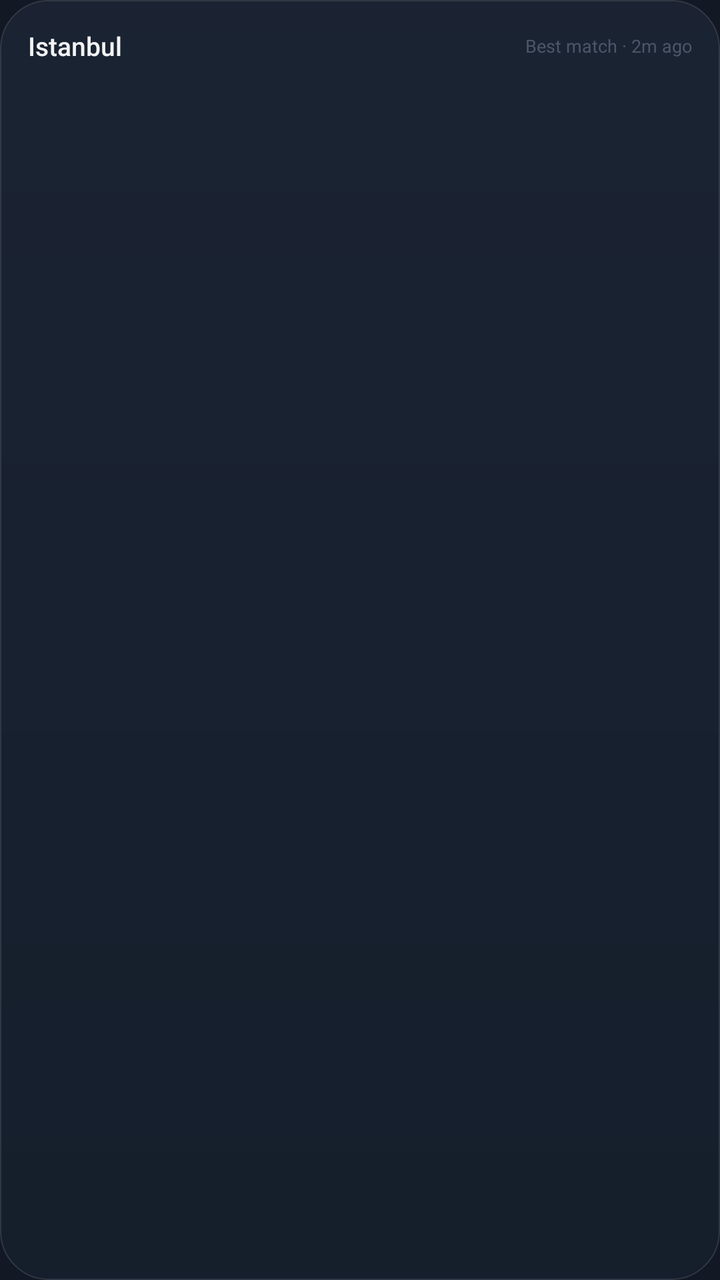
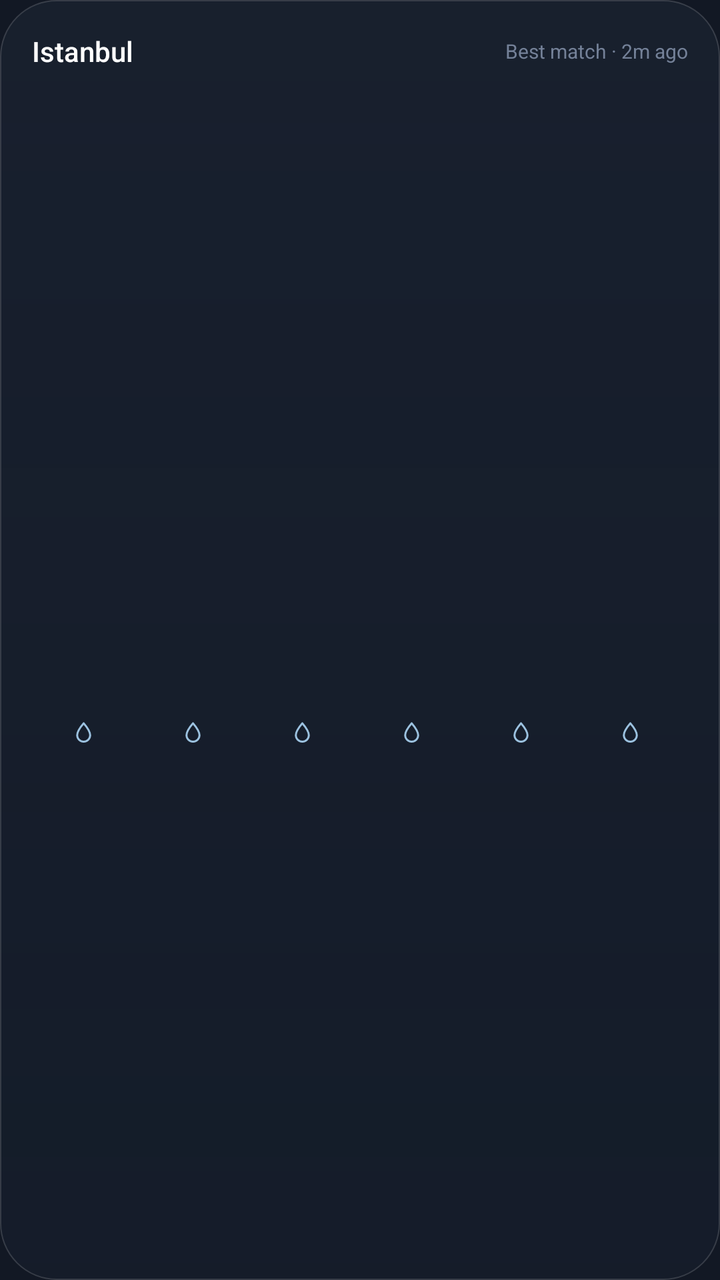

Compare the two renders of this Android layout. The source of the first and the diff that turns it into the second are given below.
<!-- AndroidManifest.xml: application theme Theme.Atmos -->
<!-- res/layout/widget_hourly.xml -->
<?xml version="1.0" encoding="utf-8"?>
<LinearLayout xmlns:android="http://schemas.android.com/apk/res/android"
    android:id="@+id/widget_root"
    android:layout_width="match_parent"
    android:layout_height="match_parent"
    android:background="@drawable/widget_bg"
    android:orientation="vertical"
    android:padding="14dp">

    <LinearLayout
        android:layout_width="match_parent"
        android:layout_height="wrap_content"
        android:gravity="center_vertical"
        android:orientation="horizontal"
        android:paddingBottom="8dp">

        <TextView
            android:id="@+id/widget_location"
            android:layout_width="0dp"
            android:layout_height="wrap_content"
            android:layout_weight="1"
            android:ellipsize="end"
            android:fontFamily="sans-serif-medium"
            android:maxLines="1"
            android:text="Istanbul"
            android:textColor="#F2FFFFFF"
            android:textSize="13sp" />

        <TextView
            android:id="@+id/widget_updated"
            android:layout_width="wrap_content"
            android:layout_height="wrap_content"
            android:fontFamily="sans-serif"
            android:maxLines="1"
            android:text="Best match · 2m ago"
            android:textColor="#8A748198"
            android:textSize="9sp" />
    </LinearLayout>

    <LinearLayout
        android:layout_width="match_parent"
        android:layout_height="0dp"
        android:layout_weight="1"
        android:baselineAligned="false"
        android:orientation="horizontal">

        <LinearLayout
            android:layout_width="0dp"
            android:layout_height="match_parent"
            android:layout_weight="1"
            android:gravity="center"
            android:orientation="vertical">
            <TextView android:id="@+id/h0" style="@style/WidgetHour" />
            <ImageView android:id="@+id/i0" style="@style/WidgetIcon" />
            <TextView android:id="@+id/t0" style="@style/WidgetTemp" />
            <TextView android:id="@+id/p0" style="@style/WidgetProb" />
        </LinearLayout>

        <LinearLayout
            android:layout_width="0dp"
            android:layout_height="match_parent"
            android:layout_weight="1"
            android:gravity="center"
            android:orientation="vertical">
            <TextView android:id="@+id/h1" style="@style/WidgetHour" />
            <ImageView android:id="@+id/i1" style="@style/WidgetIcon" />
            <TextView android:id="@+id/t1" style="@style/WidgetTemp" />
            <TextView android:id="@+id/p1" style="@style/WidgetProb" />
        </LinearLayout>

        <LinearLayout
            android:layout_width="0dp"
            android:layout_height="match_parent"
            android:layout_weight="1"
            android:gravity="center"
            android:orientation="vertical">
            <TextView android:id="@+id/h2" style="@style/WidgetHour" />
            <ImageView android:id="@+id/i2" style="@style/WidgetIcon" />
            <TextView android:id="@+id/t2" style="@style/WidgetTemp" />
            <TextView android:id="@+id/p2" style="@style/WidgetProb" />
        </LinearLayout>

        <LinearLayout
            android:layout_width="0dp"
            android:layout_height="match_parent"
            android:layout_weight="1"
            android:gravity="center"
            android:orientation="vertical">
            <TextView android:id="@+id/h3" style="@style/WidgetHour" />
            <ImageView android:id="@+id/i3" style="@style/WidgetIcon" />
            <TextView android:id="@+id/t3" style="@style/WidgetTemp" />
            <TextView android:id="@+id/p3" style="@style/WidgetProb" />
        </LinearLayout>

        <LinearLayout
            android:layout_width="0dp"
            android:layout_height="match_parent"
            android:layout_weight="1"
            android:gravity="center"
            android:orientation="vertical">
            <TextView android:id="@+id/h4" style="@style/WidgetHour" />
            <ImageView android:id="@+id/i4" style="@style/WidgetIcon" />
            <TextView android:id="@+id/t4" style="@style/WidgetTemp" />
            <TextView android:id="@+id/p4" style="@style/WidgetProb" />
        </LinearLayout>

        <LinearLayout
            android:layout_width="0dp"
            android:layout_height="match_parent"
            android:layout_weight="1"
            android:gravity="center"
            android:orientation="vertical">
            <TextView android:id="@+id/h5" style="@style/WidgetHour" />
            <ImageView android:id="@+id/i5" style="@style/WidgetIcon" />
            <TextView android:id="@+id/t5" style="@style/WidgetTemp" />
            <TextView android:id="@+id/p5" style="@style/WidgetProb" />
        </LinearLayout>
    </LinearLayout>
</LinearLayout>
<!-- resources referenced by this layout -->
<resources>
  <!-- drawable widget_bg (drawable) -->
  <?xml version="1.0" encoding="utf-8"?>
  <shape xmlns:android="http://schemas.android.com/apk/res/android" android:shape="rectangle">
      <corners android:radius="24dp" />
      <gradient
          android:angle="270"
          android:startColor="#F21B2333"
          android:endColor="#F2151E2C" />
      <stroke android:width="0.8dp" android:color="#1FFFFFFF" />
  </shape>
  <style name="WidgetHour">
          <item name="android:layout_width">match_parent</item>
          <item name="android:layout_height">wrap_content</item>
          <item name="android:gravity">center</item>
          <item name="android:fontFamily">sans-serif-medium</item>
          <item name="android:textSize">10sp</item>
          <item name="android:textColor">#A6B2C4</item>
          <item name="android:maxLines">1</item>
          <item name="android:includeFontPadding">false</item>
      </style>
  <style name="WidgetIcon">
          <item name="android:layout_width">17dp</item>
          <item name="android:layout_height">17dp</item>
          <item name="android:layout_marginTop">5dp</item>
          <item name="android:layout_marginBottom">5dp</item>
          <item name="android:contentDescription">Condition</item>
      </style>
  <style name="WidgetProb">
          <item name="android:layout_width">match_parent</item>
          <item name="android:layout_height">wrap_content</item>
          <item name="android:gravity">center</item>
          <item name="android:fontFamily">sans-serif</item>
          <item name="android:textSize">9sp</item>
          <item name="android:textColor">#9C9CC2E0</item>
          <item name="android:maxLines">1</item>
      </style>
  <style name="WidgetTemp">
          <item name="android:layout_width">match_parent</item>
          <item name="android:layout_height">wrap_content</item>
          <item name="android:gravity">center</item>
          <item name="android:fontFamily">monospace</item>
          <item name="android:textSize">15sp</item>
          <item name="android:textColor">#E6FFFFFF</item>
          <item name="android:maxLines">1</item>
          <item name="android:includeFontPadding">false</item>
      </style>
  <!-- unchanged entries left out for length: 1 -->
</resources>

<!-- the commit's change to res/layout/widget_hourly.xml (unified diff, before → after) -->
@@ -5,14 +5,14 @@
     android:layout_height="match_parent"
     android:background="@drawable/widget_bg"
     android:orientation="vertical"
-    android:padding="14dp">
+    android:padding="16dp">
 
     <LinearLayout
         android:layout_width="match_parent"
         android:layout_height="wrap_content"
         android:gravity="center_vertical"
         android:orientation="horizontal"
-        android:paddingBottom="8dp">
+        android:paddingBottom="6dp">
 
         <TextView
             android:id="@+id/widget_location"
@@ -23,18 +23,19 @@
             android:fontFamily="sans-serif-medium"
             android:maxLines="1"
             android:text="Istanbul"
-            android:textColor="#F2FFFFFF"
-            android:textSize="13sp" />
+            android:textColor="#FFFFFFFF"
+            android:textSize="14sp" />
 
         <TextView
             android:id="@+id/widget_updated"
             android:layout_width="wrap_content"
             android:layout_height="wrap_content"
+            android:layout_marginStart="8dp"
             android:fontFamily="sans-serif"
             android:maxLines="1"
             android:text="Best match · 2m ago"
-            android:textColor="#8A748198"
-            android:textSize="9sp" />
+            android:textColor="#748198"
+            android:textSize="10sp" />
     </LinearLayout>
 
     <LinearLayout
@@ -53,7 +54,10 @@
             <TextView android:id="@+id/h0" style="@style/WidgetHour" />
             <ImageView android:id="@+id/i0" style="@style/WidgetIcon" />
             <TextView android:id="@+id/t0" style="@style/WidgetTemp" />
-            <TextView android:id="@+id/p0" style="@style/WidgetProb" />
+            <LinearLayout style="@style/WidgetRainRow">
+                <ImageView android:id="@+id/d0" style="@style/WidgetDroplet" />
+                <TextView android:id="@+id/p0" style="@style/WidgetProb" />
+            </LinearLayout>
         </LinearLayout>
 
         <LinearLayout
@@ -65,7 +69,10 @@
             <TextView android:id="@+id/h1" style="@style/WidgetHour" />
             <ImageView android:id="@+id/i1" style="@style/WidgetIcon" />
             <TextView android:id="@+id/t1" style="@style/WidgetTemp" />
-            <TextView android:id="@+id/p1" style="@style/WidgetProb" />
+            <LinearLayout style="@style/WidgetRainRow">
+                <ImageView android:id="@+id/d1" style="@style/WidgetDroplet" />
+                <TextView android:id="@+id/p1" style="@style/WidgetProb" />
+            </LinearLayout>
         </LinearLayout>
 
         <LinearLayout
@@ -77,7 +84,10 @@
             <TextView android:id="@+id/h2" style="@style/WidgetHour" />
             <ImageView android:id="@+id/i2" style="@style/WidgetIcon" />
             <TextView android:id="@+id/t2" style="@style/WidgetTemp" />
-            <TextView android:id="@+id/p2" style="@style/WidgetProb" />
+            <LinearLayout style="@style/WidgetRainRow">
+                <ImageView android:id="@+id/d2" style="@style/WidgetDroplet" />
+                <TextView android:id="@+id/p2" style="@style/WidgetProb" />
+            </LinearLayout>
         </LinearLayout>
 
         <LinearLayout
@@ -89,7 +99,10 @@
             <TextView android:id="@+id/h3" style="@style/WidgetHour" />
             <ImageView android:id="@+id/i3" style="@style/WidgetIcon" />
             <TextView android:id="@+id/t3" style="@style/WidgetTemp" />
-            <TextView android:id="@+id/p3" style="@style/WidgetProb" />
+            <LinearLayout style="@style/WidgetRainRow">
+                <ImageView android:id="@+id/d3" style="@style/WidgetDroplet" />
+                <TextView android:id="@+id/p3" style="@style/WidgetProb" />
+            </LinearLayout>
         </LinearLayout>
 
         <LinearLayout
@@ -101,7 +114,10 @@
             <TextView android:id="@+id/h4" style="@style/WidgetHour" />
             <ImageView android:id="@+id/i4" style="@style/WidgetIcon" />
             <TextView android:id="@+id/t4" style="@style/WidgetTemp" />
-            <TextView android:id="@+id/p4" style="@style/WidgetProb" />
+            <LinearLayout style="@style/WidgetRainRow">
+                <ImageView android:id="@+id/d4" style="@style/WidgetDroplet" />
+                <TextView android:id="@+id/p4" style="@style/WidgetProb" />
+            </LinearLayout>
         </LinearLayout>
 
         <LinearLayout
@@ -113,7 +129,10 @@
             <TextView android:id="@+id/h5" style="@style/WidgetHour" />
             <ImageView android:id="@+id/i5" style="@style/WidgetIcon" />
             <TextView android:id="@+id/t5" style="@style/WidgetTemp" />
-            <TextView android:id="@+id/p5" style="@style/WidgetProb" />
+            <LinearLayout style="@style/WidgetRainRow">
+                <ImageView android:id="@+id/d5" style="@style/WidgetDroplet" />
+                <TextView android:id="@+id/p5" style="@style/WidgetProb" />
+            </LinearLayout>
         </LinearLayout>
     </LinearLayout>
 </LinearLayout>
<!-- resource entries referenced after the edit -->
@@ -3,49 +3,79 @@
   <!-- drawable widget_bg (drawable) -->
   <?xml version="1.0" encoding="utf-8"?>
   <shape xmlns:android="http://schemas.android.com/apk/res/android" android:shape="rectangle">
-      <corners android:radius="24dp" />
+      <corners android:radius="28dp" />
       <gradient
           android:angle="270"
-          android:startColor="#F21B2333"
-          android:endColor="#F2151E2C" />
-      <stroke android:width="0.8dp" android:color="#1FFFFFFF" />
+          android:startColor="#B31A2231"
+          android:endColor="#99151E2C" />
+      <stroke android:width="0.8dp" android:color="#26FFFFFF" />
   </shape>
+  <style name="WidgetDroplet">
+          <item name="android:layout_width">13dp</item>
+          <item name="android:layout_height">13dp</item>
+          <item name="android:layout_marginEnd">3dp</item>
+          <item name="android:src">@drawable/ic_w_droplet</item>
+          <item name="android:contentDescription">Rain chance</item>
+      </style>
   <style name="WidgetHour">
           <item name="android:layout_width">match_parent</item>
           <item name="android:layout_height">wrap_content</item>
           <item name="android:gravity">center</item>
           <item name="android:fontFamily">sans-serif-medium</item>
-          <item name="android:textSize">10sp</item>
+          <item name="android:textSize">11sp</item>
           <item name="android:textColor">#A6B2C4</item>
           <item name="android:maxLines">1</item>
           <item name="android:includeFontPadding">false</item>
       </style>
   <style name="WidgetIcon">
-          <item name="android:layout_width">17dp</item>
-          <item name="android:layout_height">17dp</item>
-          <item name="android:layout_marginTop">5dp</item>
+          <item name="android:layout_width">22dp</item>
+          <item name="android:layout_height">22dp</item>
+          <item name="android:layout_marginTop">6dp</item>
           <item name="android:layout_marginBottom">5dp</item>
           <item name="android:contentDescription">Condition</item>
       </style>
   <style name="WidgetProb">
-          <item name="android:layout_width">match_parent</item>
+          <item name="android:layout_width">wrap_content</item>
           <item name="android:layout_height">wrap_content</item>
           <item name="android:gravity">center</item>
-          <item name="android:fontFamily">sans-serif</item>
-          <item name="android:textSize">9sp</item>
-          <item name="android:textColor">#9C9CC2E0</item>
+          <item name="android:fontFamily">sans-serif-medium</item>
+          <item name="android:textSize">11sp</item>
+          <item name="android:textColor">#9CC2E0</item>
           <item name="android:maxLines">1</item>
+          <item name="android:includeFontPadding">false</item>
+      </style>
+  <style name="WidgetRainRow">
+          <item name="android:layout_width">wrap_content</item>
+          <item name="android:layout_height">wrap_content</item>
+          <item name="android:layout_marginTop">3dp</item>
+          <item name="android:gravity">center_vertical</item>
+          <item name="android:orientation">horizontal</item>
       </style>
   <style name="WidgetTemp">
           <item name="android:layout_width">match_parent</item>
           <item name="android:layout_height">wrap_content</item>
           <item name="android:gravity">center</item>
           <item name="android:fontFamily">monospace</item>
-          <item name="android:textSize">15sp</item>
-          <item name="android:textColor">#E6FFFFFF</item>
+          <item name="android:textSize">16sp</item>
+          <item name="android:textColor">#FFFFFFFF</item>
           <item name="android:maxLines">1</item>
           <item name="android:includeFontPadding">false</item>
       </style>
+  <!-- drawable ic_w_droplet (drawable) -->
+  <?xml version="1.0" encoding="utf-8"?>
+  <vector xmlns:android="http://schemas.android.com/apk/res/android"
+      android:width="12dp"
+      android:height="12dp"
+      android:viewportWidth="24"
+      android:viewportHeight="24">
+      <path
+          android:fillColor="#00000000"
+          android:strokeColor="#9CC2E0"
+          android:strokeWidth="1.8"
+          android:strokeLineCap="round"
+          android:strokeLineJoin="round"
+          android:pathData="M12,3 C12,3 6,10 6,14 A6,6 0 0 0 18,14 C18,10 12,3 12,3 Z" />
+  </vector>
   <!-- unchanged entries left out for length: 1 -->
 </resources>
 
